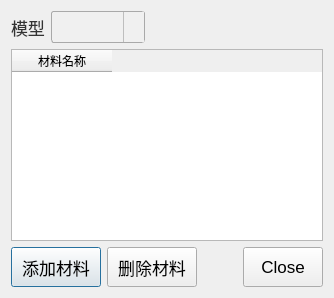
Qt form plugins/Base_MaterialManager/MaterialLibraryWidget.ui (asd977/base_cae) before a commit.
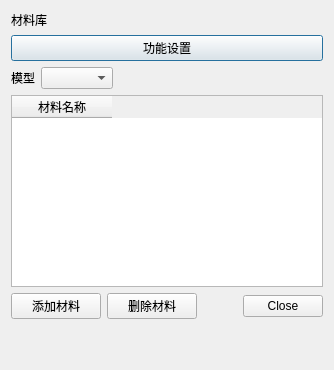
The same form after that commit. Icons and pictures are not drawn. Custom widgets are drawn as their Qt base class.

Commit message: fix(ui): place verticalSpacer at page root layout end

Patch:
```diff
--- a/plugins/Base_MaterialManager/MaterialLibraryWidget.ui
+++ b/plugins/Base_MaterialManager/MaterialLibraryWidget.ui
@@ -5,106 +5,22 @@
   <property name="windowTitle">
    <string>材料库</string>
   </property>
-  <property name="styleSheet">
-   <string notr="true">QWidget{
-font-family: &quot;Microsoft YaHei&quot;, &quot;微软雅黑&quot;;
-}
-QPushButton {
-    font-size: 17px;
-    min-height: 32px;
-}
-QPushButton#pushButton {
-    background-color: rgb(224, 233, 244);
-    border-width: 1px;
-    border-color: rgb(121, 121, 121);
-    border-style: solid;
-    min-height: 33px;
-    border-top: 1px solid rgb(169, 169, 169);
-    border-bottom: 1px solid rgb(169, 169, 169);
-    border-left: none;
-    border-right: none;
-    text-align: left;
-    padding-left: 15px;
-    font-size: 17px;
-}
-QLabel {
-    font-size: 17px;
-    color: rgb(51, 51, 51);
-}
-QLabel#pageNameLabel {
-    font-size: 20px;
-    padding-left: 9px;
-    color: rgb(53, 103, 147);
-}
-QLineEdit, QTextEdit, QPlainTextEdit, QSpinBox, QDoubleSpinBox, QDateTimeEdit {
-    border: 1px solid rgb(200, 200, 200);
-    border-radius: 2px;
-    font-size: 17px;
-    min-height: 30px;
-}
-QLineEdit:focus, QTextEdit:focus, QPlainTextEdit:focus,
-QSpinBox:focus, QDoubleSpinBox:focus, QDateTimeEdit:focus {
-    border-color: rgb(100, 100, 255);
-    outline: none;
-}
-QComboBox {
-    font-size: 17px;
-    color: rgb(51, 51, 51);
-    padding-left: 6px;
-    background: rgb(240, 240, 240);
-    border: 1px solid rgb(169, 169, 169);
-    border-radius: 3px;
-    min-height: 30px;
-}
-QComboBox::drop-down {
-    subcontrol-origin: padding;
-    subcontrol-position: top right;
-    width: 20px;
-    background: rgb(240, 240, 240);
-    border-left: 1px solid rgb(190, 190, 190);
-}
-QComboBox::down-arrow {
-    image: url(:/resources/arrow_down_drawn.svg);
-    width: 12px;
-    height: 12px;
-}
-QSpinBox::up-button, QDoubleSpinBox::up-button {
-    subcontrol-origin: border;
-    subcontrol-position: top right;
-    width: 18px;
-    border-left: 1px solid rgb(190, 190, 190);
-    border-bottom: 1px solid rgb(210, 210, 210);
-    background: rgb(240, 240, 240);
-}
-QSpinBox::down-button, QDoubleSpinBox::down-button {
-    subcontrol-origin: border;
-    subcontrol-position: bottom right;
-    width: 18px;
-    border-left: 1px solid rgb(190, 190, 190);
-    background: rgb(240, 240, 240);
-}
-QSpinBox::up-arrow, QDoubleSpinBox::up-arrow {
-    image: url(:/resources/arrow_up_drawn.svg);
-    width: 10px;
-    height: 10px;
-}
-QSpinBox::down-arrow, QDoubleSpinBox::down-arrow {
-    image: url(:/resources/arrow_down_drawn.svg);
-    width: 10px;
-    height: 10px;
-}
-QRadioButton, QCheckBox, QGroupBox {
-    font-size: 17px;
-}
-QTableWidget, QTreeWidget, QListWidget {
-    font-size: 16px;
-    gridline-color: rgb(210, 210, 210);
-}
-
-</string>
-  </property>
   <layout class="QVBoxLayout" name="verticalLayout">
+      <item>
+    <widget class="QLabel" name="pageNameLabel">
+     <property name="text">
+      <string>材料库</string>
+     </property>
+    </widget>
+   </item>
    <item>
+    <widget class="QPushButton" name="pushButton">
+     <property name="text">
+      <string>功能设置</string>
+     </property>
+    </widget>
+   </item>
+<item>
     <layout class="QHBoxLayout" name="headerLayout">
      <item>
       <widget class="QLabel" name="modelLabel">
@@ -199,7 +115,20 @@
      </item>
     </layout>
    </item>
-  </layout>
+  <item>
+    <spacer name="verticalSpacer">
+     <property name="orientation">
+      <enum>Qt::Vertical</enum>
+     </property>
+     <property name="sizeHint" stdset="0">
+      <size>
+       <width>20</width>
+       <height>40</height>
+      </size>
+     </property>
+    </spacer>
+   </item>
+</layout>
  </widget>
  <customwidgets>
  <customwidget>
```
Left out of the diff: 10 changed lines with no effect on the pictures. The commit also changes 45 other files.
